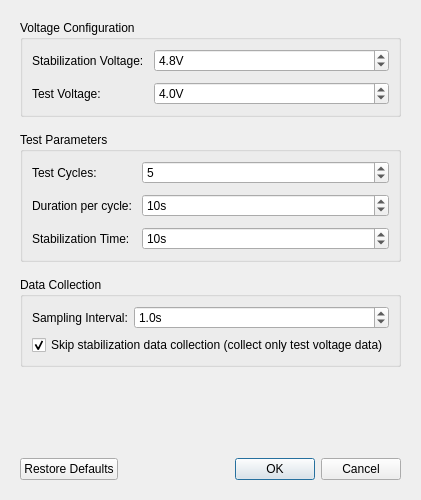
DragonHyun1/DOU, file ui/test_settings_dialog.ui: the form before one commit.
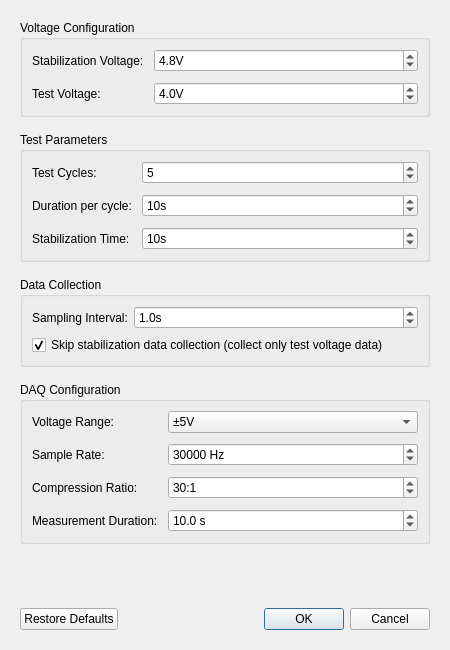
The form after the commit.

Commit message: feat: Add DAQ configuration to settings dialog

```diff
--- a/ui/test_settings_dialog.ui
+++ b/ui/test_settings_dialog.ui
@@ -6,8 +6,8 @@
    <rect>
     <x>0</x>
     <y>0</y>
-    <width>400</width>
-    <height>500</height>
+    <width>450</width>
+    <height>650</height>
    </rect>
   </property>
   <property name="windowTitle">
@@ -228,6 +228,114 @@
      </layout>
     </widget>
    </item>
+   <item>
+    <widget class="QGroupBox" name="daqConfigGroupBox">
+     <property name="title">
+      <string>DAQ Configuration</string>
+     </property>
+     <layout class="QFormLayout" name="daqConfigLayout">
+      <property name="spacing">
+       <number>10</number>
+      </property>
+      <item row="0" column="0">
+       <widget class="QLabel" name="voltageRangeLabel">
+        <property name="text">
+         <string>Voltage Range:</string>
+        </property>
+       </widget>
+      </item>
+      <item row="0" column="1">
+       <widget class="QComboBox" name="voltageRange_CB">
+        <item>
+         <property name="text">
+          <string>±5V</string>
+         </property>
+        </item>
+        <item>
+         <property name="text">
+          <string>±10V</string>
+         </property>
+        </item>
+       </widget>
+      </item>
+      <item row="1" column="0">
+       <widget class="QLabel" name="sampleRateLabel">
+        <property name="text">
+         <string>Sample Rate:</string>
+        </property>
+       </widget>
+      </item>
+      <item row="1" column="1">
+       <widget class="QSpinBox" name="sampleRate_SB">
+        <property name="suffix">
+         <string> Hz</string>
+        </property>
+        <property name="minimum">
+         <number>1000</number>
+        </property>
+        <property name="maximum">
+         <number>500000</number>
+        </property>
+        <property name="singleStep">
+         <number>1000</number>
+        </property>
+        <property name="value">
+         <number>30000</number>
+        </property>
+       </widget>
+      </item>
+      <item row="2" column="0">
+       <widget class="QLabel" name="compressionRatioLabel">
+        <property name="text">
+         <string>Compression Ratio:</string>
+        </property>
+       </widget>
+      </item>
+      <item row="2" column="1">
+       <widget class="QSpinBox" name="compressionRatio_SB">
+        <property name="suffix">
+         <string>:1</string>
+        </property>
+        <property name="minimum">
+         <number>1</number>
+        </property>
+        <property name="maximum">
+         <number>100</number>
+        </property>
+        <property name="value">
+         <number>30</number>
+        </property>
+       </widget>
+      </item>
+      <item row="3" column="0">
+       <widget class="QLabel" name="measurementDurationLabel">
+        <property name="text">
+         <string>Measurement Duration:</string>
+        </property>
+       </widget>
+      </item>
+      <item row="3" column="1">
+       <widget class="QDoubleSpinBox" name="measurementDuration_SB">
+        <property name="suffix">
+         <string> s</string>
+        </property>
+        <property name="decimals">
+         <number>1</number>
+        </property>
+        <property name="minimum">
+         <double>0.1</double>
+        </property>
+        <property name="maximum">
+         <double>60.0</double>
+        </property>
+        <property name="value">
+         <double>10.0</double>
+        </property>
+       </widget>
+      </item>
+     </layout>
+    </widget>
+   </item>
    <item>
     <spacer name="verticalSpacer">
      <property name="orientation">
```
The commit also changes 3 other files.
